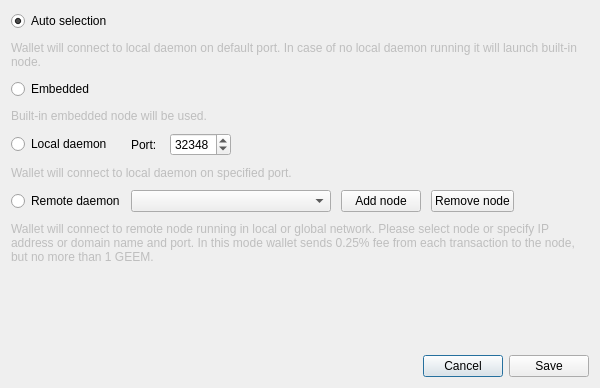
Before: the Qt Designer form src/gui/ui/connectionsettingsdialog.ui in geemcoin/geemwallet, drawn with Qt 5.
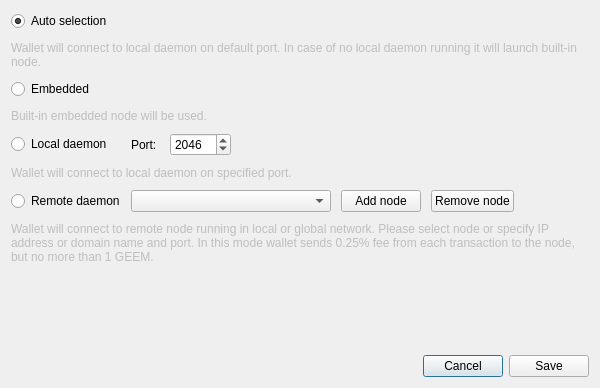
After: the same form once the commit is applied. Icons and pictures are not drawn.

```diff
--- a/src/gui/ui/connectionsettingsdialog.ui
+++ b/src/gui/ui/connectionsettingsdialog.ui
@@ -130,7 +130,7 @@
           <number>65535</number>
          </property>
          <property name="value">
-          <number>32348</number>
+          <number>2046</number>
          </property>
          <property name="displayIntegerBase">
           <number>10</number>
```
